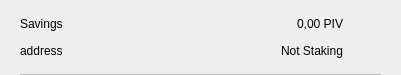
Before: the Qt Designer form src/qt/pivx/forms/csrow.ui in Fuzzbawls/PIVX, drawn with Qt 5.
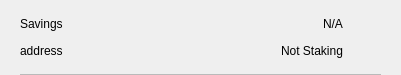
After: the same form once the commit is applied. Icons and pictures are not drawn.

```diff
--- a/src/qt/pivx/forms/csrow.ui
+++ b/src/qt/pivx/forms/csrow.ui
@@ -102,7 +102,7 @@
            <item>
             <widget class="QLabel" name="labelAmount">
              <property name="text">
-              <string>0,00 PIV</string>
+              <string notr="true">N/A</string>
              </property>
             </widget>
            </item>
```
